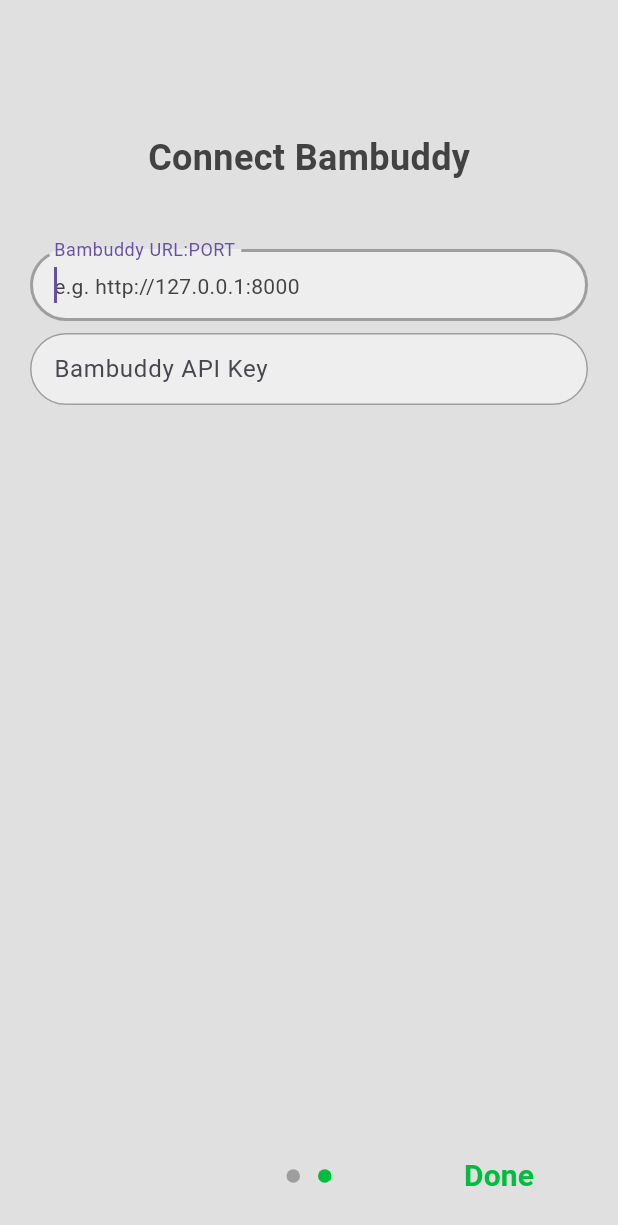
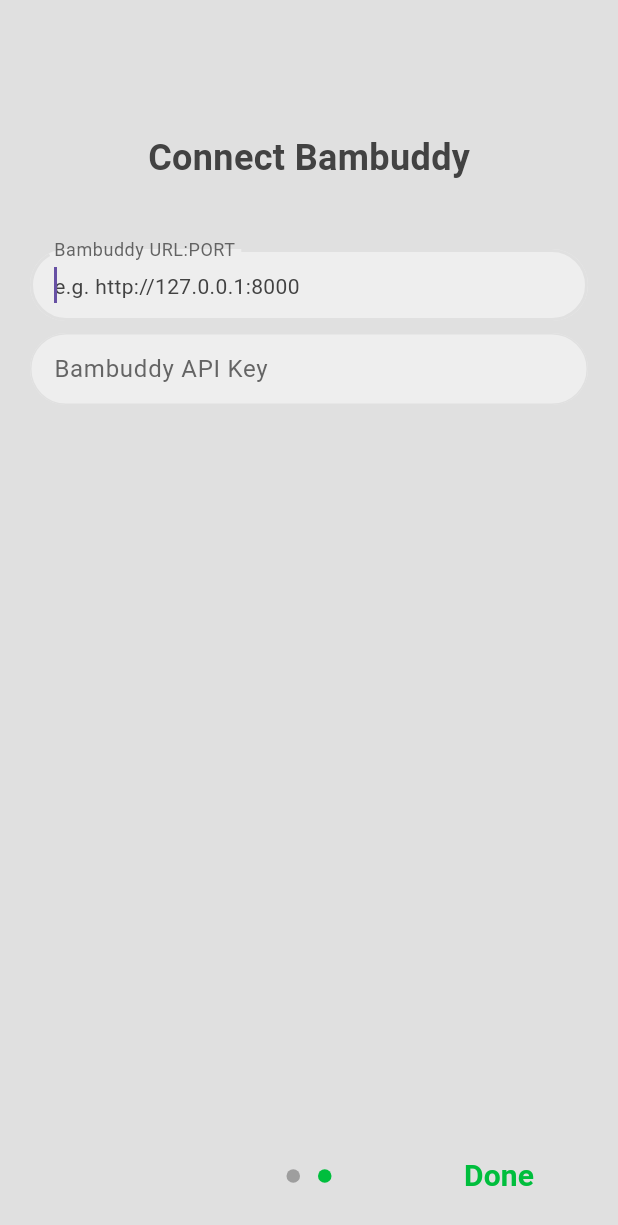
Before and after one commit to RosdasHH/bamscan, a Flutter app: the screen it shows after launch, swiped to page 2, on a phone screen of 412 x 824 dp. Shown: the top 1225 px of the screen. Run offline on Flutter 3.47's test engine with Material 3 defaults, Android fonts, the phone set to English and light mode, and no system bars; drawn by our look-alikes of introduction_screen; our stand-ins replace auto_size_text, flutter_secure_storage, flutter_svg, material_design_icons_flutter, package_info_plus, persistent_bottom_nav_bar and 2 more; missing offline and left inert: fuzzy, mobile_scanner, nfc_manager.

Commit message:
#34 Dark Mode

```diff
--- a/lib/main.dart
+++ b/lib/main.dart
@@ -28,7 +28,7 @@
       child: MaterialApp(
         //showPerformanceOverlay: true,
         title: "BamScan",
-        themeMode: ThemeMode.light,
+        themeMode: ThemeMode.system,
         theme: AppTheme().light,
         darkTheme: AppTheme().dark,
         home: const MyApp(),
--- a/lib/tabs/filaments.dart
+++ b/lib/tabs/filaments.dart
@@ -241,6 +241,7 @@
         child: ListTile(
           title: Text(
             "${widget.filament.slicerFilamentName.startsWith(widget.filament.brand) ? "" : "${widget.filament.brand} "}${widget.filament.slicerFilamentName} ${widget.filament.slicerFilamentName.contains(widget.filament.subtype) ? "" : widget.filament.subtype}",
+            style: TextStyle(color: context.appColor.primaryText),
           ),
           minLeadingWidth: 20,
           leading: SizedBox(
--- a/lib/theme/app_color.dart
+++ b/lib/theme/app_color.dart
@@ -8,6 +8,7 @@
   final Color base1;
   final Color base2;
   final Color base3;
+  final Color popup;
   final Color error;
   final Color success;
   final Color info;
@@ -25,6 +26,7 @@
     required this.success,
     required this.info,
     required this.warning,
+    required this.popup,
   });
 
   @override
@@ -42,6 +44,7 @@
         accent: Colors.green,
         primaryText: const Color.fromARGB(255, 222, 222, 222),
         base1: Colors.grey[900]!,
+        popup: const Color.fromRGBO(50, 50, 50, 1),
         base2: Colors.grey[800]!,
         base3: Colors.grey[700]!,
         error: Colors.red,
@@ -59,6 +62,7 @@
         accent: Colors.green,
         primaryText: Colors.grey[800]!,
         base1: Colors.grey[300]!,
+        popup: const Color.fromRGBO(231, 231, 231, 1),
         base2: Colors.grey[200]!,
         base3: Colors.grey[100]!,
         error: Colors.red,
--- a/lib/theme/app_theme.dart
+++ b/lib/theme/app_theme.dart
@@ -28,6 +28,8 @@
         color: color.base2,
         shape: RoundedRectangleBorder(borderRadius: BorderRadius.circular(16)),
       ),
+      listTileTheme: ListTileThemeData(textColor: color.primaryText, iconColor: color.primaryText),
+      iconTheme: IconThemeData(color: color.primaryText),
       textTheme: TextTheme(
         displayLarge: TextStyle(color: color.primaryText),
         displayMedium: TextStyle(color: color.primaryText),
@@ -66,7 +68,7 @@
         behavior: SnackBarBehavior.floating,
         shape: RoundedRectangleBorder(borderRadius: BorderRadiusGeometry.circular(20)),
       ),
-      dialogTheme: DialogThemeData(backgroundColor: color.base2, insetPadding: EdgeInsets.all(20)),
+      dialogTheme: DialogThemeData(backgroundColor: color.popup, insetPadding: EdgeInsets.all(20)),
       textButtonTheme: TextButtonThemeData(style: TextButton.styleFrom(foregroundColor: color.primary)),
       floatingActionButtonTheme: FloatingActionButtonThemeData(shape: CircleBorder(), backgroundColor: color.base3, foregroundColor: color.primary),
       switchTheme: SwitchThemeData(
--- a/lib/widgets/textinput.dart
+++ b/lib/widgets/textinput.dart
@@ -45,16 +45,17 @@
           fillColor: context.appColor.base2,
           isDense: true,
           enabledBorder: OutlineInputBorder(
-            borderSide: BorderSide(color: Colors.grey),
+            borderSide: BorderSide(color: context.appColor.base1),
             borderRadius: BorderRadius.circular(999),
           ),
           focusedBorder: OutlineInputBorder(
-            borderSide: BorderSide(color: Colors.grey, width: 2),
+            borderSide: BorderSide(color: context.appColor.base1, width: 2),
             borderRadius: BorderRadius.circular(999),
           ),
           filled: true,
           hint: Text(widget.hinttext),
           label: widget.labeltext.isNotEmpty ? Text(widget.labeltext) : null,
+          labelStyle: TextStyle(color: context.appColor.primaryText.withValues(alpha: 0.8)),
         ),
         obscureText: widget.obscure,
         onChanged: widget.onchanged,
```
